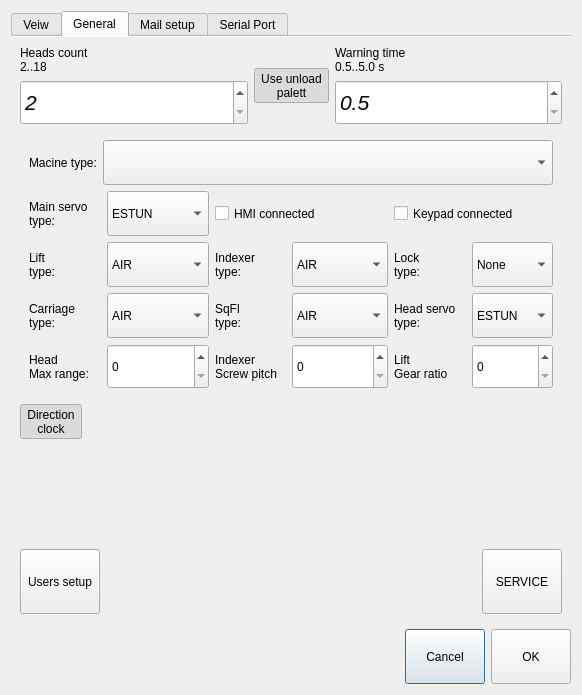
Qt form generalsettingdialog.ui (mishkoLitvin/L_Aries-progect) before a commit.
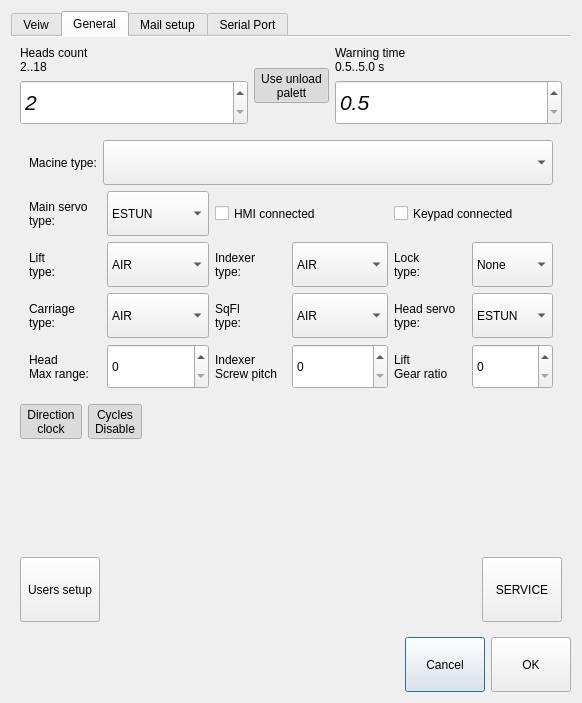
The same form after that commit. Icons and pictures are not drawn.

Commit message: Cycles enable/disable bytton add. Save/restore functions writed

Patch:
```diff
--- a/generalsettingdialog.ui
+++ b/generalsettingdialog.ui
@@ -7,7 +7,7 @@
     <x>0</x>
     <y>0</y>
     <width>582</width>
-    <height>695</height>
+    <height>703</height>
    </rect>
   </property>
   <property name="maximumSize">
@@ -800,6 +800,33 @@
              </property>
             </widget>
            </item>
+           <item>
+            <widget class="QToolButton" name="pButtonCyclesEnable">
+             <property name="text">
+              <string>Cycles
+Disable</string>
+             </property>
+             <property name="icon">
+              <iconset>
+               <normaloff>:/new/icons/icons/rotateRight.png</normaloff>:/new/icons/icons/rotateRight.png</iconset>
+             </property>
+             <property name="iconSize">
+              <size>
+               <width>50</width>
+               <height>50</height>
+              </size>
+             </property>
+             <property name="checkable">
+              <bool>true</bool>
+             </property>
+             <property name="checked">
+              <bool>true</bool>
+             </property>
+             <property name="toolButtonStyle">
+              <enum>Qt::ToolButtonTextUnderIcon</enum>
+             </property>
+            </widget>
+           </item>
            <item>
             <spacer name="horizontalSpacer_5">
              <property name="orientation">
```
The commit also changes 13 other files.
